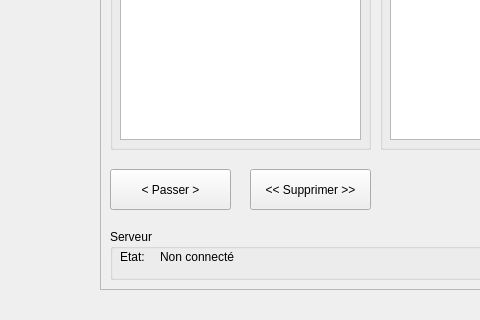
Above: source/CourrierManager/program/ui_forms/courriermanager.ui from laurent82/NewCourrierManager before the change; both pictures show x 290 to 770 and y 531 to 851 of the 1329 by 851 pixel window. Below: the same form after it.
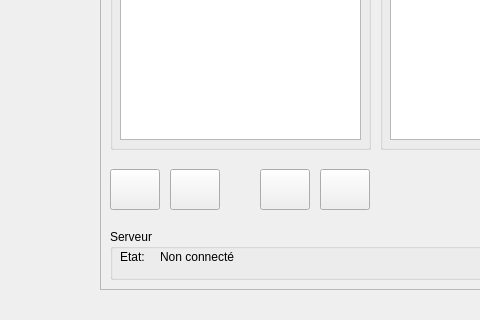
That is the form after the change.

Commit message: ajout des boutons landscape et rotate

```diff
--- a/source/CourrierManager/program/ui_forms/courriermanager.ui
+++ b/source/CourrierManager/program/ui_forms/courriermanager.ui
@@ -323,22 +323,22 @@
    <widget class="QPushButton" name="btnNext">
     <property name="geometry">
      <rect>
-      <x>10</x>
+      <x>160</x>
       <y>630</y>
-      <width>121</width>
+      <width>50</width>
       <height>41</height>
      </rect>
     </property>
     <property name="text">
-     <string>&lt; Passer &gt;</string>
+     <string/>
     </property>
    </widget>
    <widget class="QPushButton" name="btnDelete">
     <property name="geometry">
      <rect>
-      <x>150</x>
+      <x>220</x>
       <y>630</y>
-      <width>121</width>
+      <width>50</width>
       <height>41</height>
      </rect>
     </property>
@@ -349,7 +349,7 @@
      </font>
     </property>
     <property name="text">
-     <string>&lt;&lt; Supprimer &gt;&gt;</string>
+     <string/>
     </property>
    </widget>
    <widget class="QLabel" name="lblVersion">
@@ -482,6 +482,32 @@
      </property>
     </widget>
    </widget>
+   <widget class="QPushButton" name="btnRotate">
+    <property name="geometry">
+     <rect>
+      <x>10</x>
+      <y>630</y>
+      <width>50</width>
+      <height>41</height>
+     </rect>
+    </property>
+    <property name="text">
+     <string/>
+    </property>
+   </widget>
+   <widget class="QPushButton" name="btnLandscape">
+    <property name="geometry">
+     <rect>
+      <x>70</x>
+      <y>630</y>
+      <width>50</width>
+      <height>41</height>
+     </rect>
+    </property>
+    <property name="text">
+     <string/>
+    </property>
+   </widget>
   </widget>
   <widget class="QFrame" name="topButtons">
    <property name="geometry">
```
Left out of the diff: 19 changed lines with no effect on the pictures. The commit also changes 9 other files.
